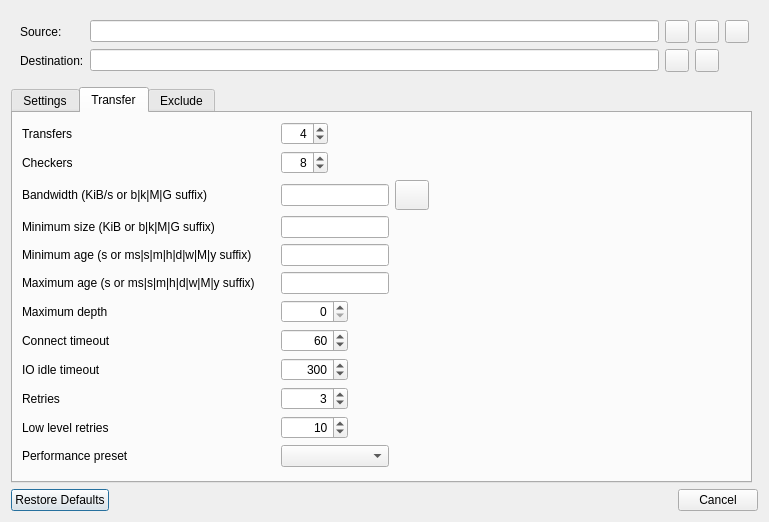
This is src/transfer_dialog.ui in SysAdminDoc/RcloneBrowserNG as Qt 5 draws it before an edit. The edited form follows.
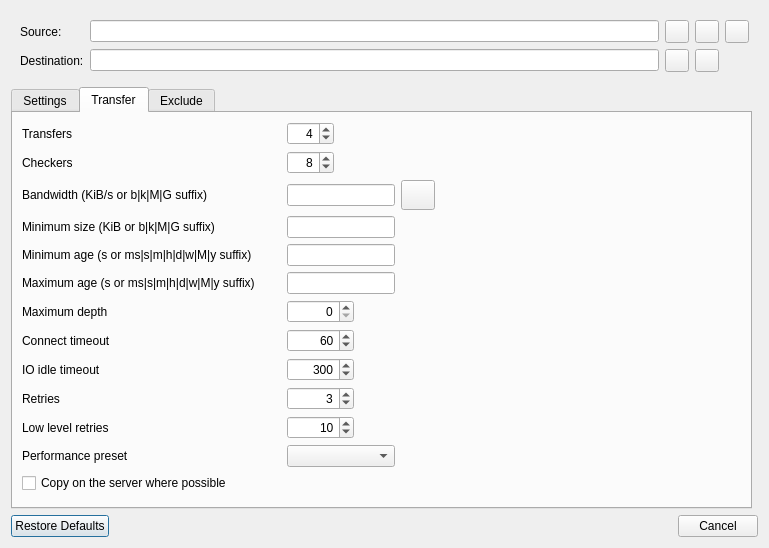
This is the edited form. The open tabs and pages were chosen to show the change.

Commit message: feat: let the provider copy between its own remotes

Patch:
```diff
--- a/src/transfer_dialog.ui
+++ b/src/transfer_dialog.ui
@@ -623,7 +623,17 @@
        <item row="11" column="2">
         <widget class="QComboBox" name="cbPreset"/>
        </item>
-       <item row="12" column="4">
+       <item row="12" column="0" colspan="3">
+        <widget class="QCheckBox" name="checkServerSide">
+         <property name="toolTip">
+          <string>Adds --server-side-across-configs so the provider copies between its own remotes directly, instead of pulling every byte through this machine. Only offered when both ends are the same backend type.</string>
+         </property>
+         <property name="text">
+          <string>Copy on the server where possible</string>
+         </property>
+        </widget>
+       </item>
+       <item row="13" column="4">
         <spacer name="verticalSpacer_4">
          <property name="orientation">
           <enum>Qt::Vertical</enum>
```
The commit also changes 14 other files.
